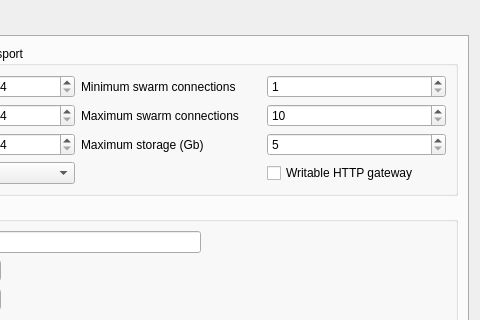
Old version of the form galacteek/ui/settings.ui in the repository pinnaculum/galacteek; both pictures show x 244 to 724 and y 0 to 320 of the 724 by 478 pixel window.
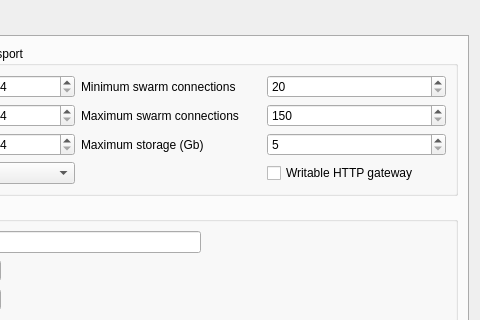
New version of the form. Icons and pictures are not drawn.

Diff of the .ui file:
```diff
--- a/galacteek/ui/settings.ui
+++ b/galacteek/ui/settings.ui
@@ -187,10 +187,13 @@
             <item row="0" column="3">
              <widget class="QSpinBox" name="swarmMinConns">
               <property name="minimum">
-               <number>1</number>
+               <number>20</number>
               </property>
               <property name="maximum">
-               <number>100</number>
+               <number>1000</number>
+              </property>
+              <property name="singleStep">
+               <number>5</number>
               </property>
              </widget>
             </item>
@@ -227,10 +230,13 @@
             <item row="1" column="3">
              <widget class="QSpinBox" name="swarmMaxConns">
               <property name="minimum">
-               <number>10</number>
+               <number>150</number>
               </property>
               <property name="maximum">
-               <number>300</number>
+               <number>2000</number>
+              </property>
+              <property name="singleStep">
+               <number>5</number>
               </property>
              </widget>
             </item>
```
